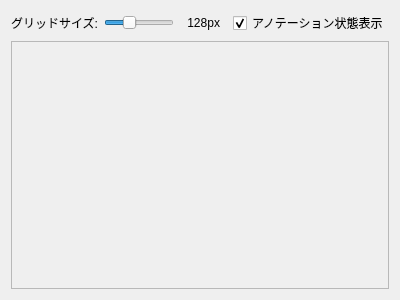
NEXTAltair/LoRAIro, file src/lorairo/gui/designer/ThumbnailSelectorWidget.ui: the form before one commit.
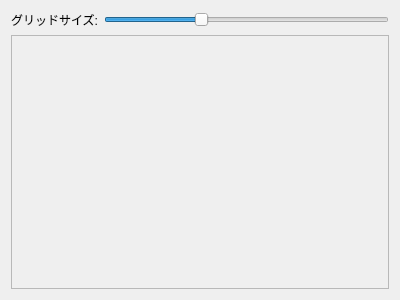
The form after the commit.

Commit message: docs: Update hybrid annotation UI design plan with Phase 1 completion status

```diff
--- a/src/lorairo/gui/designer/ThumbnailSelectorWidget.ui
+++ b/src/lorairo/gui/designer/ThumbnailSelectorWidget.ui
@@ -34,51 +34,6 @@
        <property name="orientation">
         <enum>Qt::Orientation::Horizontal</enum>
        </property>
-       <property name="toolTip">
-        <string>サムネイルのグリッドサイズを調整</string>
-       </property>
-      </widget>
-     </item>
-     <item>
-      <widget class="QLabel" name="labelGridSizeValue">
-       <property name="text">
-        <string>128px</string>
-       </property>
-       <property name="minimumSize">
-        <size>
-         <width>40</width>
-         <height>0</height>
-        </size>
-       </property>
-       <property name="alignment">
-        <set>Qt::AlignmentFlag::AlignRight|Qt::AlignmentFlag::AlignVCenter</set>
-       </property>
-      </widget>
-     </item>
-     <item>
-      <spacer name="horizontalSpacerControls">
-       <property name="orientation">
-        <enum>Qt::Orientation::Horizontal</enum>
-       </property>
-       <property name="sizeHint" stdset="0">
-        <size>
-         <width>20</width>
-         <height>20</height>
-        </size>
-       </property>
-      </spacer>
-     </item>
-     <item>
-      <widget class="QCheckBox" name="checkBoxShowAnnotationStatus">
-       <property name="text">
-        <string>アノテーション状態表示</string>
-       </property>
-       <property name="checked">
-        <bool>true</bool>
-       </property>
-       <property name="toolTip">
-        <string>サムネイルにアノテーション状態オーバーレイを表示</string>
-       </property>
       </widget>
      </item>
     </layout>
@@ -93,8 +48,8 @@
        <rect>
         <x>0</x>
         <y>0</y>
-        <width>376</width>
-        <height>276</height>
+        <width>380</width>
+        <height>254</height>
        </rect>
       </property>
       <property name="minimumSize">
```
Left out of the diff: 3 changed lines with no effect on the pictures. The commit also changes 7 other files.
